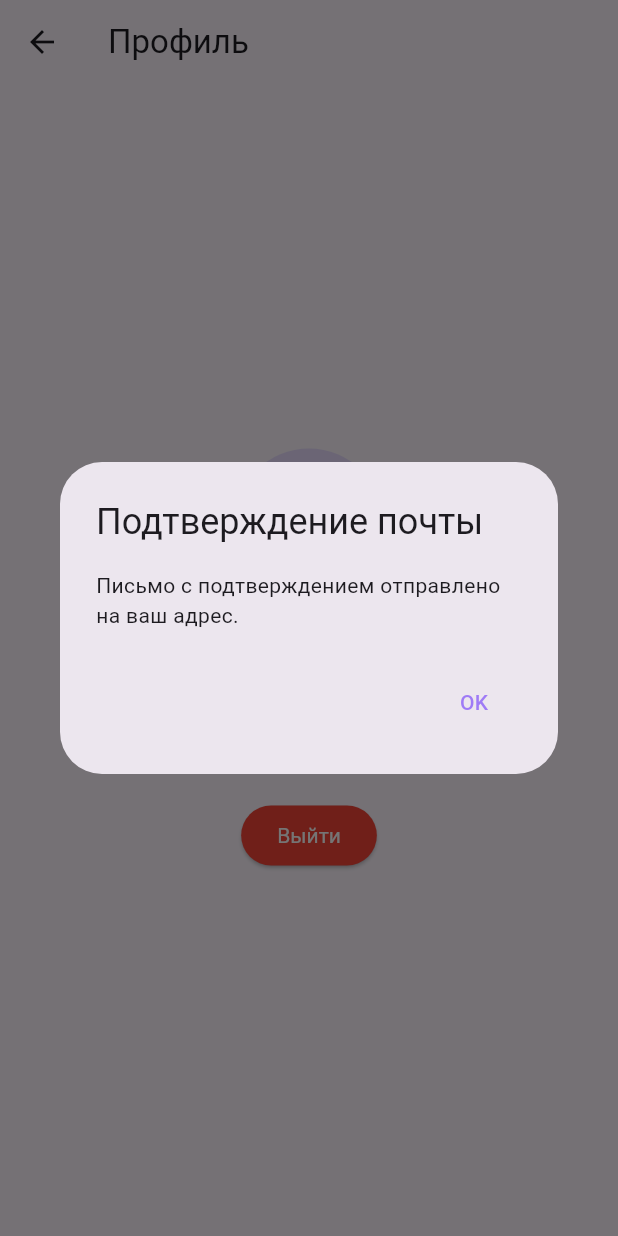
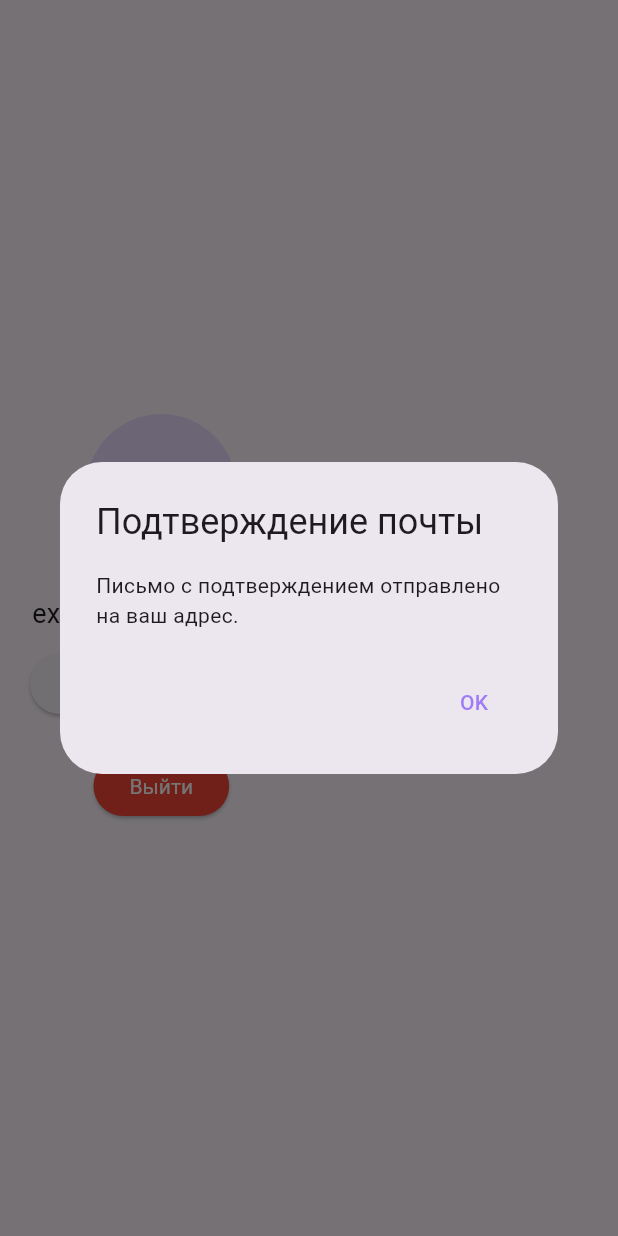
Before and after one commit to sergeytru1/zc_dodiddone, a Flutter app: the ProfilePage widget shown alone on an empty page, opened directly, after a tap on "Подтвердить почту", on a phone screen of 412 x 824 dp. Run offline on Flutter 3.47's test engine with Material 3 defaults, Android fonts, the light colour scheme and no system bars.

```diff
--- a/lib/screens/profile.dart
+++ b/lib/screens/profile.dart
@@ -15,27 +15,25 @@ class _ProfilePageState extends State<ProfilePage> {
 
   @override
   Widget build(BuildContext context) {
-    return Scaffold(
-      appBar: AppBar(
-        title: const Text('Профиль'),
-      ),
-      body: Center(
+    return Padding(
+      padding: const EdgeInsets.all(20.0),
       child: Column(
+        crossAxisAlignment: CrossAxisAlignment.center,
         mainAxisAlignment: MainAxisAlignment.center,
         children: [
           // Аватар
-            const CircleAvatar(
+          CircleAvatar(
             radius: 50,
-              backgroundImage:  AssetImage('assets/images/_1.png'),
+            backgroundImage: const AssetImage(
+                'assets/images/_1.png'), // Замените на реальный путь к аватару
           ),
           const SizedBox(height: 20),
           // Почта
           Text(
-              //_user?.email ?? 'Неизвестно',
-              'example@email.com', // замените на реальную почту
+            'example@email.com', // Замените на реальную почту пользователя
             style: const TextStyle(fontSize: 18),
           ),
-            const SizedBox(height: 20),
+          const SizedBox(height: 10),
           // Кнопка подтверждения почты (отображается, если почта не подтверждена)
           if (!isEmailVerified)
             ElevatedButton(
@@ -75,9 +73,7 @@ class _ProfilePageState extends State<ProfilePage> {
             ),
             child: const Text('Выйти'),
           ),
-
         ],
-        ),
       ),
     );
   }
```
Lines whose indentation alone changed are shown as unchanged.
